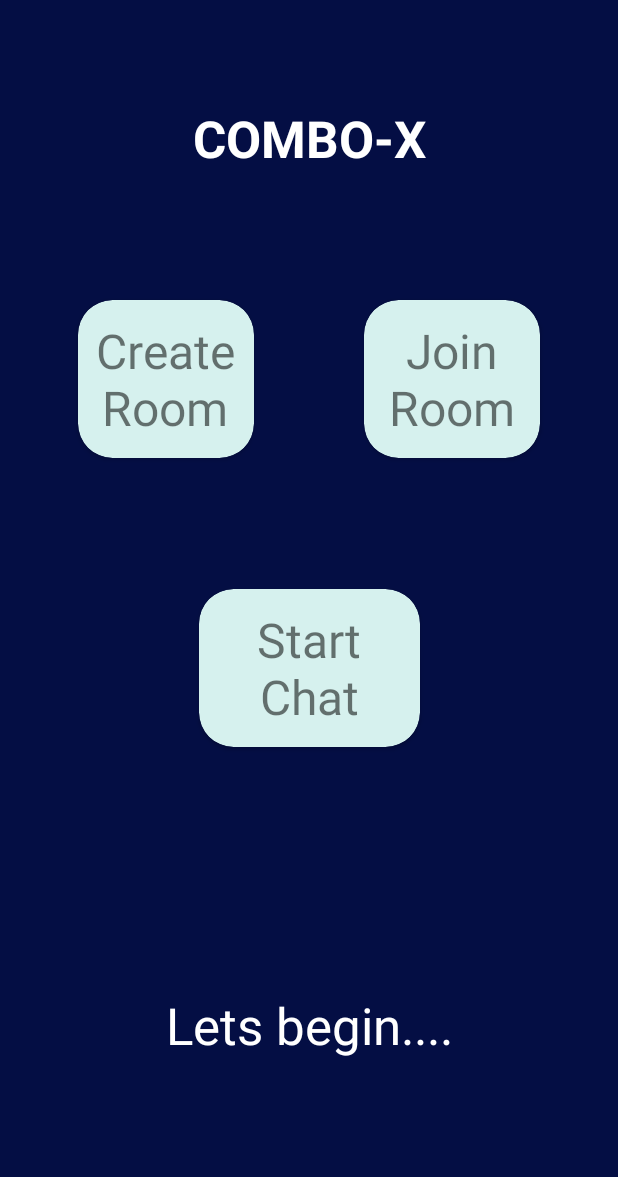
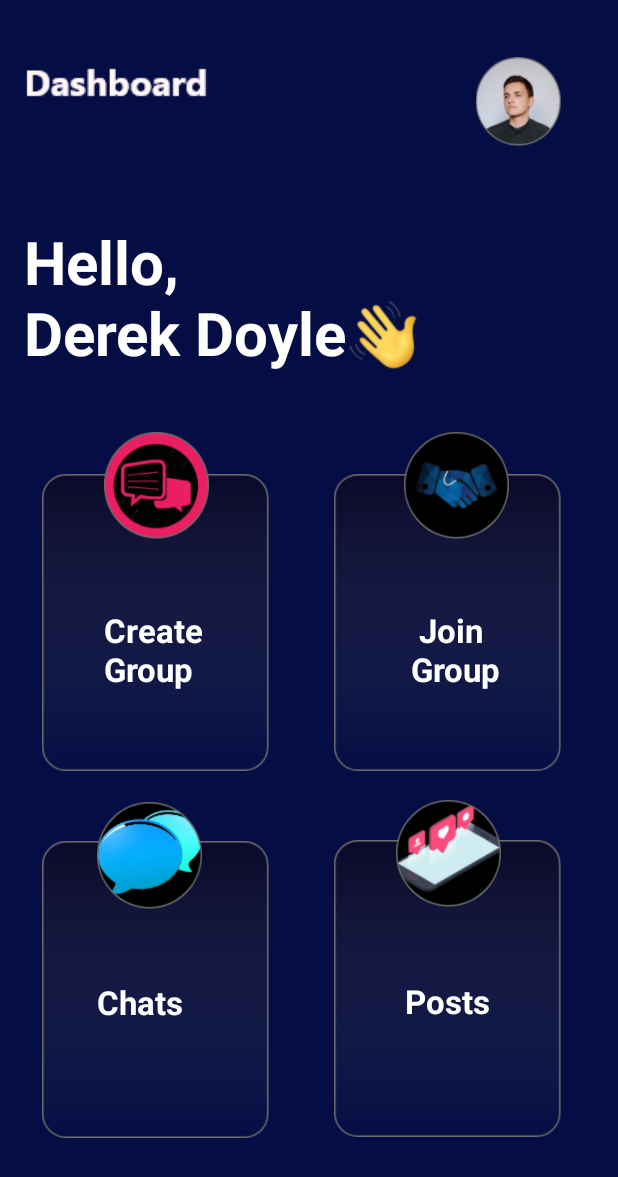
Before and after one commit to sauravkumar-2002/combo-x, an Android app: the dashboardg screen opened directly, with no data from a screen before it, on a phone screen of 412 x 824 dp. Shown: the top 1177 px of the screen. Run offline under Robolectric (Android 15) with nearby library versions, the phone set to English and light mode, and no system bars.

Commit message:
dashboard updated

```diff
--- a/app/build.gradle
+++ b/app/build.gradle
@@ -41,4 +41,5 @@ dependencies {
     androidTestImplementation 'androidx.test.espresso:espresso-core:3.3.0'
     implementation 'com.github.GrenderG:Toasty:1.5.0'
 
+
 }
--- a/app/src/main/java/com/example/upsczindabaad/dashboardg.java
+++ b/app/src/main/java/com/example/upsczindabaad/dashboardg.java
@@ -5,6 +5,7 @@ import androidx.appcompat.app.AppCompatActivity;
 import android.content.Intent;
 import android.os.Bundle;
 import android.view.View;
+import android.view.WindowManager;
 
 public class dashboardg extends AppCompatActivity {
 
@@ -12,6 +13,8 @@ public class dashboardg extends AppCompatActivity {
     protected void onCreate(Bundle savedInstanceState) {
         super.onCreate(savedInstanceState);
         setContentView(R.layout.activity_dashboardg);
+
+        getWindow().setFlags(WindowManager.LayoutParams.FLAG_FULLSCREEN,WindowManager.LayoutParams.FLAG_FULLSCREEN);
     }
 
     public void joinroom(View view) {
--- a/app/src/main/res/layout/activity_dashboardg.xml
+++ b/app/src/main/res/layout/activity_dashboardg.xml
@@ -4,110 +4,215 @@
     xmlns:tools="http://schemas.android.com/tools"
     android:layout_width="match_parent"
     android:layout_height="match_parent"
-    tools:context=".dashboardg"
-    android:background="#040E44">
+    android:background="#040E44"
+    tools:context=".dashboardg">
 
 
+    <ImageView
+        android:id="@+id/imageView"
+        android:layout_width="wrap_content"
+        android:layout_height="wrap_content"
+        app:layout_constraintBottom_toBottomOf="parent"
+        app:layout_constraintEnd_toEndOf="parent"
+        app:layout_constraintHorizontal_bias="0.055"
+        app:layout_constraintStart_toStartOf="parent"
+        app:layout_constraintTop_toTopOf="parent"
+        app:layout_constraintVertical_bias="0.048"
+        app:srcCompat="@drawable/dsh" />
+
+    <ImageView
+        android:id="@+id/imageView2"
+        android:layout_width="78dp"
+        android:layout_height="59dp"
+        app:layout_constraintBottom_toBottomOf="parent"
+        app:layout_constraintEnd_toEndOf="parent"
+        app:layout_constraintHorizontal_bias="0.86"
+        app:layout_constraintStart_toEndOf="@+id/imageView"
+        app:layout_constraintTop_toTopOf="parent"
+        app:layout_constraintVertical_bias="0.05"
+        app:srcCompat="@drawable/userimage" />
 
     <TextView
+        android:id="@+id/textView3"
         android:layout_width="wrap_content"
         android:layout_height="wrap_content"
-        android:layout_marginTop="69dp"
-        android:text="COMBO-X"
+        android:text="Hello,\nDerek Doyle"
         android:textColor="@color/white"
-        android:textSize="34dp"
+        android:textSize="40sp"
         android:textStyle="bold"
+        app:layout_constraintBottom_toBottomOf="parent"
         app:layout_constraintEnd_toEndOf="parent"
-        app:layout_constraintStart_toStartOf="parent"
-        app:layout_constraintTop_toTopOf="parent" />
-
-    <androidx.cardview.widget.CardView
-        android:id="@+id/cardView3"
-        android:layout_width="117dp"
-        android:layout_height="105dp"
-        android:layout_marginStart="52dp"
-        android:layout_marginLeft="52dp"
-        android:layout_marginTop="26dp"
-        app:cardBackgroundColor="#D6F1EE"
-        app:cardCornerRadius="23dp"
-        android:onClick="createroom"
-        app:layout_constraintBottom_toBottomOf="@+id/cardView2"
+        app:layout_constraintHorizontal_bias="0.082"
         app:layout_constraintStart_toStartOf="parent"
         app:layout_constraintTop_toTopOf="parent"
-        app:layout_constraintVertical_bias="1.0">
+        app:layout_constraintVertical_bias="0.204" />
+
+    <ImageView
+        android:id="@+id/imageView3"
+        android:layout_width="48dp"
+        android:layout_height="48dp"
+        app:layout_constraintBottom_toBottomOf="parent"
+        app:layout_constraintEnd_toEndOf="parent"
+        app:layout_constraintHorizontal_bias="0.0"
+        app:layout_constraintStart_toEndOf="@+id/textView3"
+        app:layout_constraintTop_toBottomOf="@+id/imageView2"
+        app:layout_constraintVertical_bias="0.15"
+        app:srcCompat="@drawable/hello" />
+
+    <ImageView
+        android:id="@+id/imageView4"
+        android:layout_width="151dp"
+        android:layout_height="198dp"
+        app:layout_constraintBottom_toBottomOf="parent"
+        app:layout_constraintEnd_toEndOf="parent"
+        app:layout_constraintHorizontal_bias="0.107"
+        app:layout_constraintStart_toStartOf="parent"
+        app:layout_constraintTop_toBottomOf="@+id/textView3"
+        app:layout_constraintVertical_bias="0.179"
+        app:srcCompat="@drawable/cards" />
+
+
+    <ImageView
+        android:id="@+id/imageView7"
+        android:layout_width="151dp"
+        android:layout_height="198dp"
+        app:layout_constraintBottom_toBottomOf="parent"
+        app:layout_constraintEnd_toEndOf="parent"
+        app:layout_constraintHorizontal_bias="0.107"
+        app:layout_constraintStart_toStartOf="parent"
+        app:layout_constraintTop_toBottomOf="@+id/textView3"
+        app:layout_constraintVertical_bias="0.827"
+        app:srcCompat="@drawable/cards" />
+
+    <ImageView
+        android:id="@+id/imageView5"
+        android:layout_width="151dp"
+        android:layout_height="198dp"
+        app:layout_constraintBottom_toBottomOf="parent"
+        app:layout_constraintEnd_toEndOf="parent"
+        app:layout_constraintHorizontal_bias="0.853"
+        app:layout_constraintStart_toStartOf="parent"
+        app:layout_constraintTop_toBottomOf="@+id/textView3"
+        app:layout_constraintVertical_bias="0.179"
+        app:srcCompat="@drawable/cards" />
+
+    <ImageView
+        android:id="@+id/imageView6"
+        android:layout_width="151dp"
+        android:layout_height="198dp"
+        app:layout_constraintBottom_toBottomOf="parent"
+        app:layout_constraintEnd_toEndOf="parent"
+        app:layout_constraintHorizontal_bias="0.853"
+        app:layout_constraintStart_toStartOf="parent"
+        app:layout_constraintTop_toBottomOf="@+id/textView3"
+        app:layout_constraintVertical_bias="0.825"
+        app:srcCompat="@drawable/cards" />
+
+    <ImageView
+        android:id="@+id/imageView9"
+        android:layout_width="70dp"
+        android:layout_height="71dp"
+        app:layout_constraintBottom_toBottomOf="parent"
+        app:layout_constraintEnd_toEndOf="parent"
+        app:layout_constraintHorizontal_bias="0.202"
+        app:layout_constraintStart_toStartOf="parent"
+        app:layout_constraintTop_toTopOf="parent"
+        app:layout_constraintVertical_bias="0.383"
+        app:srcCompat="@drawable/creategrp" />
+
+    <ImageView
+        android:id="@+id/imageView10"
+        android:layout_width="70dp"
+        android:layout_height="71dp"
+        app:layout_constraintBottom_toBottomOf="parent"
+        app:layout_constraintEnd_toEndOf="parent"
+        app:layout_constraintHorizontal_bias="0.788"
+        app:layout_constraintStart_toStartOf="parent"
+        app:layout_constraintTop_toTopOf="parent"
+        app:layout_constraintVertical_bias="0.383"
+        app:srcCompat="@drawable/joingrp" />
+
+    <ImageView
+        android:id="@+id/imageView11"
+        android:layout_width="70dp"
+        android:layout_height="71dp"
+        app:layout_constraintBottom_toBottomOf="parent"
+        app:layout_constraintEnd_toEndOf="parent"
+        app:layout_constraintHorizontal_bias="0.771"
+        app:layout_constraintStart_toStartOf="parent"
+        app:layout_constraintTop_toTopOf="parent"
+        app:layout_constraintVertical_bias="0.709"
+        app:srcCompat="@drawable/postss" />
+
+    <ImageView
+        android:id="@+id/imageView12"
+        android:layout_width="70dp"
+        android:layout_height="71dp"
+        app:layout_constraintBottom_toBottomOf="parent"
+        app:layout_constraintEnd_toEndOf="parent"
+        app:layout_constraintHorizontal_bias="0.19"
+        app:layout_constraintStart_toStartOf="parent"
+        app:layout_constraintTop_toTopOf="parent"
+        app:layout_constraintVertical_bias="0.71"
+        app:srcCompat="@drawable/chta" />
 
     <TextView
-            android:layout_width="99dp"
+        android:id="@+id/textView4"
+        android:layout_width="wrap_content"
         android:layout_height="wrap_content"
-            android:layout_alignParentLeft="true"
-            android:layout_gravity="center"
-
-
-            android:text="Create Room"
-            android:textAlignment="center"
-            android:textSize="32dp" />
-    </androidx.cardview.widget.CardView>
-
-    <androidx.cardview.widget.CardView
-        android:id="@+id/cardView2"
-        android:layout_width="117dp"
-        android:layout_height="105dp"
-        android:layout_alignParentRight="true"
-        android:layout_gravity="right"
-
-        android:layout_marginTop="200dp"
-        android:layout_marginEnd="52dp"
-        android:layout_marginRight="52dp"
-        app:cardBackgroundColor="#D6F1EE"
-        android:onClick="joinroom"
-        app:cardCornerRadius="23dp"
+        android:text="Create\nGroup"
+        android:textColor="@color/white"
+        android:textSize="22sp"
+        android:textStyle="bold"
+        app:layout_constraintBottom_toBottomOf="parent"
         app:layout_constraintEnd_toEndOf="parent"
-        app:layout_constraintTop_toTopOf="parent">
+        app:layout_constraintHorizontal_bias="0.2"
+        app:layout_constraintStart_toStartOf="parent"
+        app:layout_constraintTop_toTopOf="parent"
+        app:layout_constraintVertical_bias="0.527" />
 
     <TextView
-            android:layout_width="89dp"
+        android:id="@+id/textView5"
+        android:layout_width="wrap_content"
         android:layout_height="wrap_content"
-            android:layout_alignParentLeft="true"
-            android:layout_gravity="center"
-            android:text="Join Room"
-
-            android:textAlignment="center"
-            android:textSize="32dp" />
-    </androidx.cardview.widget.CardView>
-
-    <androidx.cardview.widget.CardView
-        android:layout_width="147dp"
-        android:layout_height="105dp"
-        android:layout_marginTop="87dp"
-        android:layout_marginBottom="234dp"
-        app:cardBackgroundColor="#D6F1EE"
-        app:cardCornerRadius="23dp"
-        android:onClick="startchat"
+        android:text=" Join\nGroup"
+        android:textColor="@color/white"
+        android:textSize="22sp"
+        android:textStyle="bold"
         app:layout_constraintBottom_toBottomOf="parent"
         app:layout_constraintEnd_toEndOf="parent"
+        app:layout_constraintHorizontal_bias="0.779"
         app:layout_constraintStart_toStartOf="parent"
-        app:layout_constraintTop_toBottomOf="@+id/cardView3"
-        app:layout_constraintVertical_bias="0.0">
+        app:layout_constraintTop_toTopOf="parent"
+        app:layout_constraintVertical_bias="0.527" />
 
     <TextView
-            android:layout_width="89dp"
+        android:id="@+id/textView6"
+        android:layout_width="wrap_content"
         android:layout_height="wrap_content"
-            android:layout_alignParentLeft="true"
-            android:layout_gravity="center"
-            android:text="Start Chat"
-            android:textAlignment="center"
-            android:textSize="32dp" />
-    </androidx.cardview.widget.CardView>
+        android:text="Posts"
+        android:textColor="@color/white"
+        android:textSize="22sp"
+        android:textStyle="bold"
+        app:layout_constraintBottom_toBottomOf="parent"
+        app:layout_constraintEnd_toEndOf="parent"
+        app:layout_constraintHorizontal_bias="0.759"
+        app:layout_constraintStart_toStartOf="parent"
+        app:layout_constraintTop_toBottomOf="@+id/imageView11"
+        app:layout_constraintVertical_bias="0.253" />
 
     <TextView
+        android:id="@+id/textView7"
         android:layout_width="wrap_content"
         android:layout_height="wrap_content"
-        android:layout_marginBottom="118dp"
-        android:text="Lets begin...."
+        android:text="Chats"
         android:textColor="@color/white"
-
-        android:textSize="34dp"
+        android:textSize="22sp"
+        android:textStyle="bold"
         app:layout_constraintBottom_toBottomOf="parent"
         app:layout_constraintEnd_toEndOf="parent"
-        app:layout_constraintStart_toStartOf="parent" />
+        app:layout_constraintHorizontal_bias="0.183"
+        app:layout_constraintStart_toStartOf="parent"
+        app:layout_constraintTop_toBottomOf="@+id/imageView12"
+        app:layout_constraintVertical_bias="0.25" />
 </androidx.constraintlayout.widget.ConstraintLayout>
```
Also changed, not shown: app/src/main/res/drawable/cards.png (added), app/src/main/res/drawable/chta.png (added), app/src/main/res/drawable/creategrp.png (added), app/src/main/res/drawable/dsh.png (added), app/src/main/res/drawable/hello.png (added), app/src/main/res/drawable/joingrp.png (added), app/src/main/res/drawable/postss.png (added), app/src/main/res/drawable/userimage.png (added). Lines whose indentation alone changed are shown as unchanged.
